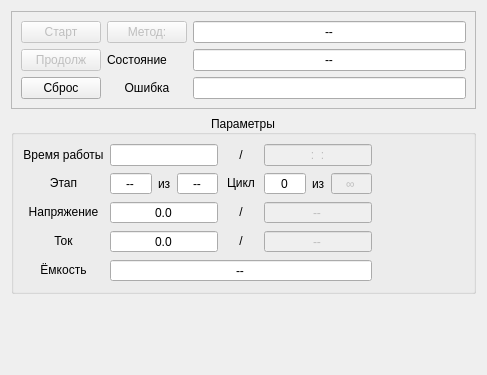
The window that zrm/zrmmaindisplay.ui (dostapazov/powermon) describes before a commit, drawn with Qt 5.
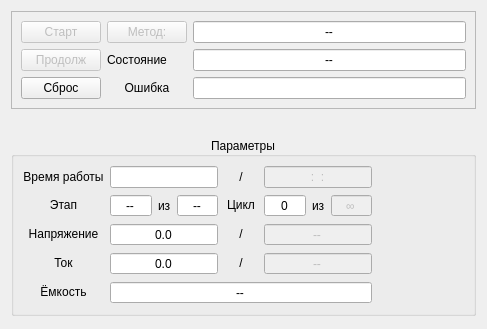
The same window after the commit. Icons and pictures are not drawn.

What changed in the file:
```diff
--- a/zrm/zrmmaindisplay.ui
+++ b/zrm/zrmmaindisplay.ui
@@ -7,7 +7,7 @@
     <x>0</x>
     <y>0</y>
     <width>487</width>
-    <height>375</height>
+    <height>329</height>
    </rect>
   </property>
   <property name="sizePolicy">
@@ -20,6 +20,9 @@
    <string>Form</string>
   </property>
   <layout class="QVBoxLayout" name="verticalLayout">
+   <property name="sizeConstraint">
+    <enum>QLayout::SetMinAndMaxSize</enum>
+   </property>
    <item>
     <widget class="QFrame" name="frame">
      <property name="sizePolicy">
@@ -307,6 +310,9 @@
       <set>Qt::AlignCenter</set>
      </property>
      <layout class="QGridLayout" name="gridLayout">
+      <property name="sizeConstraint">
+       <enum>QLayout::SetMinAndMaxSize</enum>
+      </property>
       <item row="0" column="0">
        <widget class="QLabel" name="label_2">
         <property name="sizePolicy">
```
Left out of the diff: 16 changed lines with no effect on the pictures.
